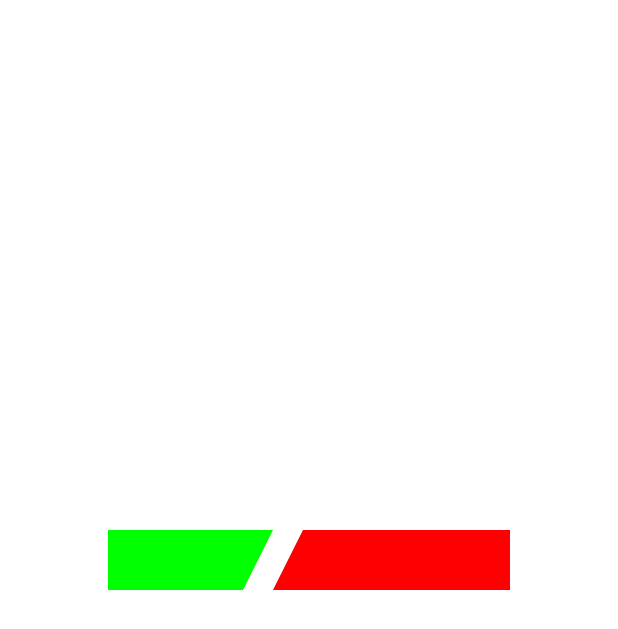
After one commit to MateuszW95/ComposeDemo, an Android app built with Jetpack Compose: the ShapeScreen screen opened through its navigation route, on a phone screen of 412 x 824 dp. The commit adds this screen. Shown: the top 629 px of the screen. Run offline under Robolectric (Android 15) with nearby library versions, the phone set to English and light mode, and no system bars; our stand-ins replace Dagger/Hilt's generated code.

Commit message:
Working on sample animation (slider)

```diff
--- a/app/src/main/java/com/mwdev/composedemoapp/ui/main/MainScreen.kt
+++ b/app/src/main/java/com/mwdev/composedemoapp/ui/main/MainScreen.kt
@@ -53,6 +53,21 @@ fun MainScreen(navController: NavController) {
                 color = Color.White
             )
         }
+        Spacer(modifier = Modifier.size(0.dp, 10.dp))
+        Button(
+            onClick = {
+                navController.navigate(Screen.ShapeScreen.route)
+            },
+            colors = ButtonDefaults.textButtonColors(
+                backgroundColor = Color.Green,
+            ),
+            shape = RoundedCornerShape(10.dp)
+        ) {
+            Text(
+                text = stringResource(id = R.string.go_to_shapes),
+                color = Color.White
+            )
+        }
     }
 }
 
--- a/app/src/main/java/com/mwdev/composedemoapp/ui/main/Navigation.kt
+++ b/app/src/main/java/com/mwdev/composedemoapp/ui/main/Navigation.kt
@@ -10,6 +10,7 @@ import androidx.navigation.compose.rememberNavController
 import com.mwdev.composedemoapp.ui.member.LandingScreen
 import com.mwdev.composedemoapp.ui.person_list.PersonListScreen
 import com.mwdev.composedemoapp.ui.person_list.PersonViewModel
+import com.mwdev.composedemoapp.ui.shapes.ShapeScreen
 import dagger.hilt.android.internal.lifecycle.HiltViewModelFactory
 
 @Composable
@@ -26,5 +27,8 @@ fun Navigation() {
             val viewModel: PersonViewModel= hiltViewModel()
             PersonListScreen(navController = navController, viewModel = viewModel)
         }
+        composable(route = Screen.ShapeScreen.route) {
+            ShapeScreen(navController = navController)
+        }
     }
 }
--- a/app/src/main/java/com/mwdev/composedemoapp/ui/main/Screen.kt
+++ b/app/src/main/java/com/mwdev/composedemoapp/ui/main/Screen.kt
@@ -4,4 +4,5 @@ sealed class Screen(val route: String){
     object MainScreen: Screen(route = "main_screen")
     object PersonListScreen: Screen(route="person_list_screen")
     object LandingScreen: Screen(route="landing_screen")
+    object ShapeScreen: Screen(route="shape_screen")
 }
--- /dev/null
+++ b/app/src/main/java/com/mwdev/composedemoapp/ui/shapes/ShapeScreen.kt
@@ -0,0 +1,113 @@
+package com.mwdev.composedemoapp.ui.shapes
+
+import androidx.compose.animation.core.FastOutSlowInEasing
+import androidx.compose.animation.core.animateFloatAsState
+import androidx.compose.animation.core.tween
+import androidx.compose.foundation.Canvas
+import androidx.compose.foundation.background
+import androidx.compose.foundation.layout.*
+import androidx.compose.runtime.*
+import androidx.compose.ui.Alignment
+import androidx.compose.ui.Modifier
+import androidx.compose.ui.geometry.Size
+import androidx.compose.ui.graphics.ClipOp
+import androidx.compose.ui.graphics.Color
+import androidx.compose.ui.graphics.Path
+import androidx.compose.ui.graphics.SolidColor
+import androidx.compose.ui.graphics.drawscope.clipPath
+import androidx.compose.ui.unit.Dp
+import androidx.compose.ui.unit.dp
+import androidx.navigation.NavController
+import kotlinx.coroutines.delay
+
+@Composable
+fun ShapeScreen(navController: NavController) {
+    val sliderValues by remember { mutableStateOf(listOf(0.5f, 0.2f, 0.9f)) }
+
+    Column(
+        modifier = Modifier
+            .fillMaxWidth()
+            .fillMaxHeight()
+            .background(Color.White),
+        verticalArrangement = Arrangement.Center,
+        horizontalAlignment = Alignment.CenterHorizontally,
+    ) {
+        var currentValue by remember {
+            mutableStateOf(0f)
+        }
+        LaunchedEffect(true) {
+            sliderValues.onEach {
+                currentValue = it
+                delay(2000)
+            }
+        }
+
+        Slider(currentValue, 30.dp)
+    }
+}
+
+
+@Composable
+fun Slider(leftValue: Float, gapSpace: Dp) {
+    val stepAnim: Float by animateFloatAsState(
+        targetValue = leftValue,
+        animationSpec = tween(
+            durationMillis = 3000, // animation duration
+            easing = FastOutSlowInEasing // animation easing
+        )
+    )
+    val currentLeftValue:Float= stepAnim
+    Canvas(
+        modifier = Modifier
+            .width(300.dp)
+            .height(150.dp)
+            .padding(16.dp)
+    ) {
+        val availableWidth =size.width - gapSpace.value
+        val h=60.dp
+        val lPath = Path()
+        lPath.lineTo(currentLeftValue*availableWidth, 0f)
+        lPath.lineTo((currentLeftValue*availableWidth)-gapSpace.value, h.value)
+        lPath.lineTo(0f, h.value)
+        lPath.lineTo(0f, 0f)
+        clipPath(
+            path = lPath,
+            clipOp = ClipOp.Intersect
+        ) {
+            drawPath(
+                path = lPath,
+                brush = SolidColor(Color.LightGray)
+            )
+            drawRect(
+                SolidColor(Color.Green),
+                size = Size(
+                    size.width,
+                    h.value
+                )
+            )
+        }
+        val rPath = Path()
+        rPath.moveTo((currentLeftValue*availableWidth) + gapSpace.value, 0f)
+        rPath.lineTo(size.width, 0f)
+        rPath.lineTo(size.width, h.value)
+        rPath.lineTo(currentLeftValue*availableWidth, h.value)
+        rPath.lineTo((currentLeftValue*availableWidth) + gapSpace.value, 0f)
+
+        clipPath(
+            path = rPath,
+            clipOp = ClipOp.Intersect
+        ) {
+            drawPath(
+                path = rPath,
+                brush = SolidColor(Color.LightGray)
+            )
+            drawRect(
+                SolidColor(Color.Red),
+                size = Size(
+                    size.width,
+                    h.value
+                )
+            )
+        }
+    }
+}
--- a/app/src/main/res/values/strings.xml
+++ b/app/src/main/res/values/strings.xml
@@ -3,4 +3,5 @@
     <string name="go_to_list">Go To List</string>
     <string name="sign_In">Sign In</string>
     <string name="go_to_landing">Go To Landing</string>
+    <string name="go_to_shapes">Shapes</string>
 </resources>
```
